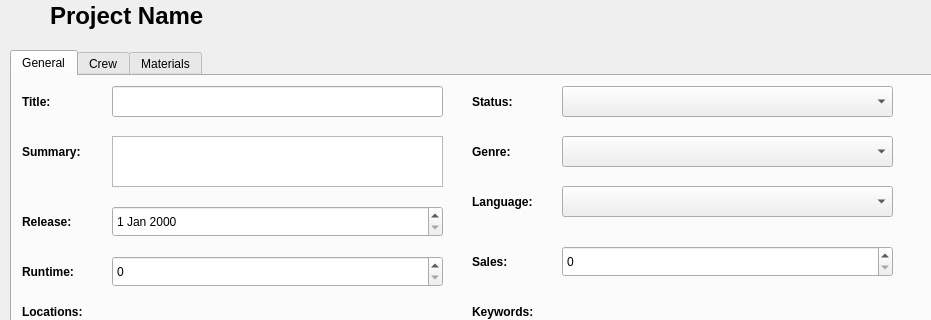
This is TrekStar/projectdetails.ui in SteffWalker/Project-System as Qt 5 draws it before an edit; both pictures show x 0 to 931 and y 0 to 320 of the 1344 by 682 pixel window. The edited form follows.
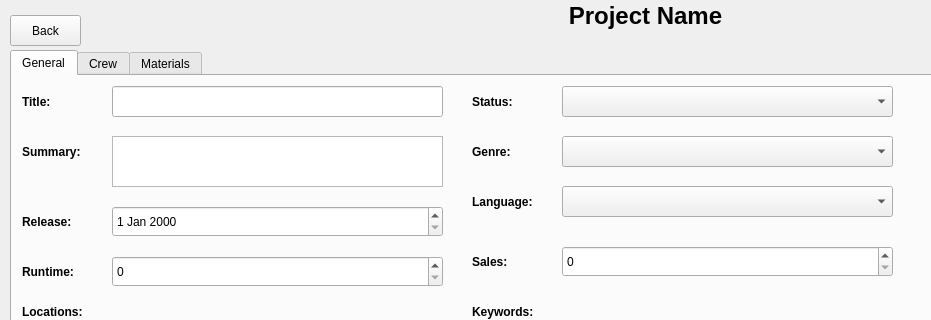
This is the edited form. The open tabs and pages were chosen to show the change.

```diff
--- a/TrekStar/projectdetails.ui
+++ b/TrekStar/projectdetails.ui
@@ -1427,7 +1427,7 @@
   <widget class="QLabel" name="lblProjectName">
    <property name="geometry">
     <rect>
-     <x>50</x>
+     <x>510</x>
      <y>0</y>
      <width>271</width>
      <height>31</height>
@@ -1442,6 +1442,22 @@
    </property>
    <property name="text">
     <string>Project Name</string>
+   </property>
+   <property name="alignment">
+    <set>Qt::AlignCenter</set>
+   </property>
+  </widget>
+  <widget class="QPushButton" name="backButton">
+   <property name="geometry">
+    <rect>
+     <x>10</x>
+     <y>15</y>
+     <width>71</width>
+     <height>31</height>
+    </rect>
+   </property>
+   <property name="text">
+    <string>Back</string>
    </property>
   </widget>
  </widget>
```
Left out of the diff: 2 changed lines with no effect on the pictures.
